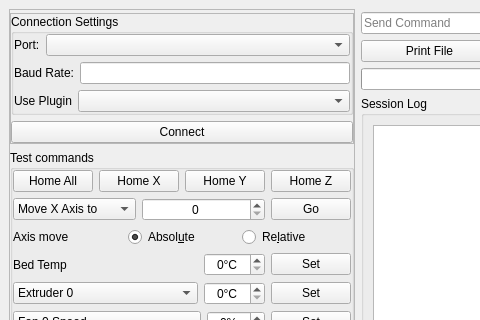
Above: testclient/mainwindow.ui from KDE/atcore before the change; both pictures show x 0 to 480 and y 0 to 320 of the 650 by 436 pixel window. Below: the same form after it.
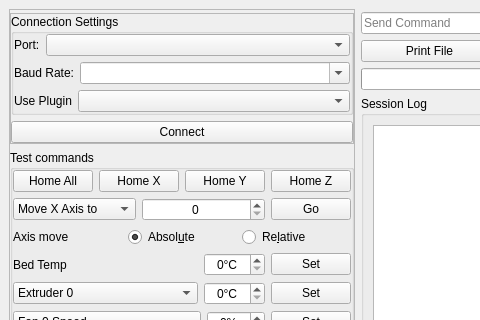
That is the form after the change. Icons and pictures are not drawn.

Commit message:
Change testclient serial baudrate behavior, add SerialLayer baud list
Summary:
Change from QTextEdit to editable QComboBox
Add savailable baudrate list

Diff of the .ui file:
```diff
--- a/testclient/mainwindow.ui
+++ b/testclient/mainwindow.ui
@@ -111,13 +111,23 @@
               <layout class="QHBoxLayout" name="horizontalLayout_9">
                <item>
                 <widget class="QLabel" name="label_3">
+                 <property name="sizePolicy">
+                  <sizepolicy hsizetype="Fixed" vsizetype="Preferred">
+                   <horstretch>0</horstretch>
+                   <verstretch>0</verstretch>
+                  </sizepolicy>
+                 </property>
                  <property name="text">
                   <string>Baud Rate:</string>
                  </property>
                 </widget>
                </item>
                <item>
-                <widget class="QLineEdit" name="baudRateLE"/>
+                <widget class="QComboBox" name="baudRateLE">
+                 <property name="editable">
+                  <bool>true</bool>
+                 </property>
+                </widget>
                </item>
               </layout>
              </item>
```
The commit also changes 3 other files.
